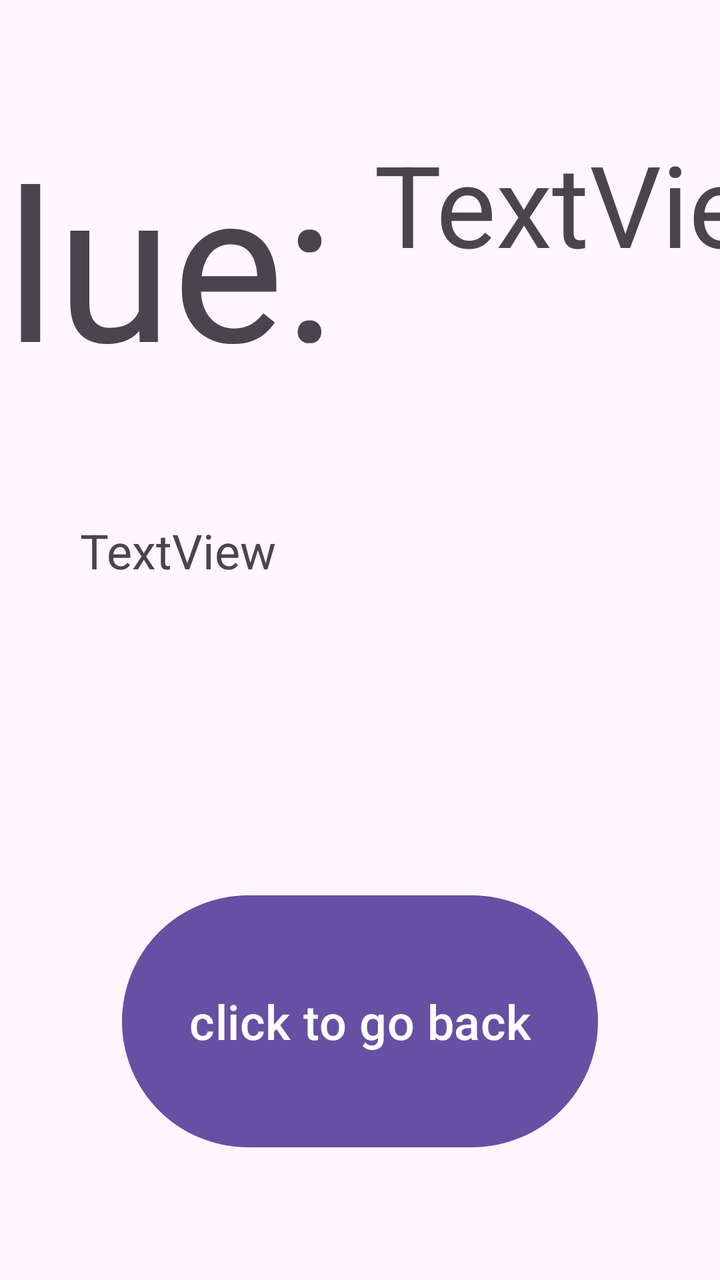
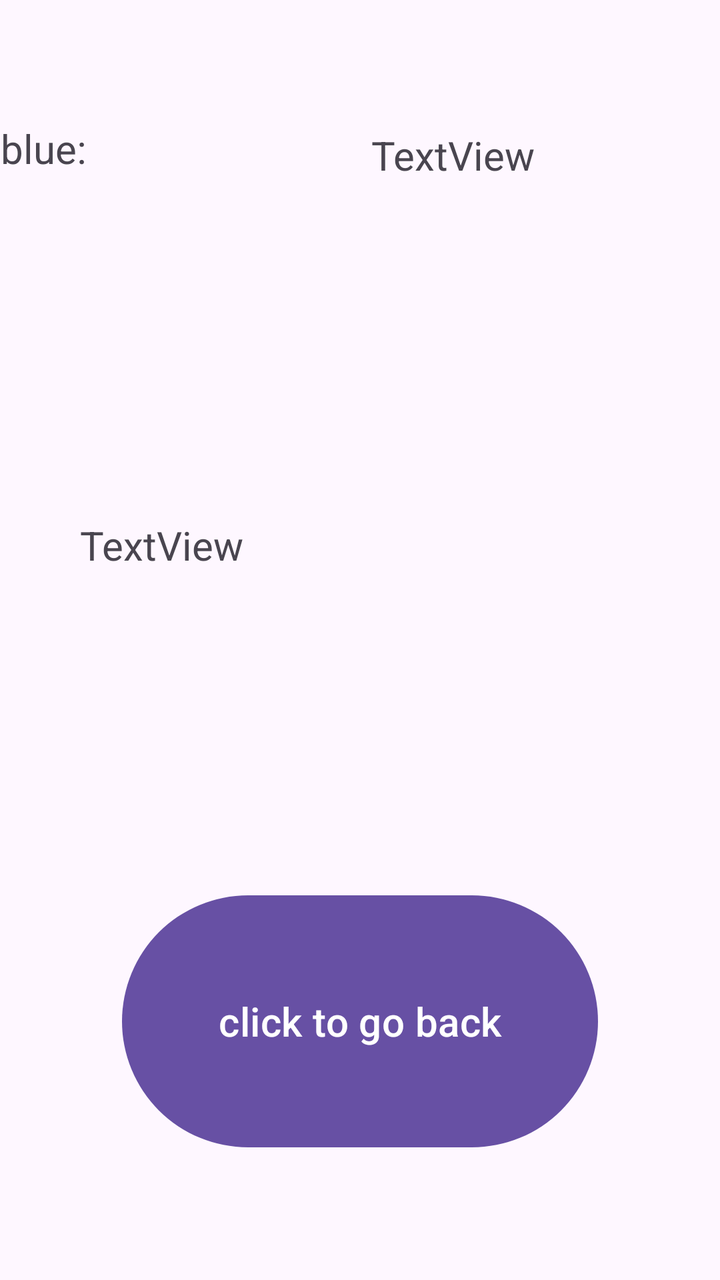

Compare the two renders of this Android layout. The source of the first and the diff that turns it into the second are given below.
<!-- AndroidManifest.xml: application theme Theme.Mission12 -->
<!-- res/layout/activity_results.xml -->
<?xml version="1.0" encoding="utf-8"?>
<androidx.constraintlayout.widget.ConstraintLayout xmlns:android="http://schemas.android.com/apk/res/android"
    xmlns:app="http://schemas.android.com/apk/res-auto"
    xmlns:tools="http://schemas.android.com/tools"
    android:layout_width="match_parent"
    android:layout_height="match_parent">

    <TextView
        android:id="@+id/blueScore"
        android:layout_width="230dp"
        android:layout_height="131dp"
        android:text="TextView"
        android:textSize="24sp"
        app:autoSizeTextType="uniform"
        app:layout_constraintBottom_toTopOf="@+id/winner"
        app:layout_constraintEnd_toEndOf="parent"
        app:layout_constraintHorizontal_bias="0.5"
        app:layout_constraintStart_toEndOf="@+id/redScore"
        app:layout_constraintTop_toTopOf="parent" />

    <TextView
        android:id="@+id/redScore"
        android:layout_width="244dp"
        android:layout_height="140dp"
        android:text="blue:"
        android:textSize="24sp"
        app:autoSizeTextType="uniform"
        app:layout_constraintBottom_toTopOf="@+id/winner"
        app:layout_constraintEnd_toStartOf="@+id/blueScore"
        app:layout_constraintHorizontal_bias="0.5"
        app:layout_constraintStart_toStartOf="parent"
        app:layout_constraintTop_toTopOf="parent" />

    <TextView
        android:id="@+id/winner"
        android:layout_width="280dp"
        android:layout_height="122dp"
        android:text="TextView"
        android:textSize="24sp"
        app:layout_constraintBottom_toBottomOf="parent"
        app:layout_constraintEnd_toEndOf="parent"
        app:layout_constraintStart_toStartOf="parent"
        app:layout_constraintTop_toTopOf="parent" />

    <Button
        android:id="@+id/back"
        android:layout_width="238dp"
        android:layout_height="134dp"
        android:text="click to go back"
        android:textSize="24sp"
        app:layout_constraintBottom_toBottomOf="parent"
        app:layout_constraintEnd_toEndOf="parent"
        app:layout_constraintStart_toStartOf="parent"
        app:layout_constraintTop_toBottomOf="@+id/winner" />

</androidx.constraintlayout.widget.ConstraintLayout>
<!-- resources referenced by this layout -->
<resources>
  <style name="Theme.Mission12" parent="Base.Theme.Mission12" />
  <style name="Base.Theme.Mission12" parent="Theme.Material3.DayNight.NoActionBar">
          
          
      </style>
</resources>

<!-- the commit's change to res/layout/activity_results.xml (unified diff, before → after) -->
@@ -7,11 +7,11 @@
 
     <TextView
         android:id="@+id/blueScore"
-        android:layout_width="230dp"
+        android:layout_width="174dp"
         android:layout_height="131dp"
         android:text="TextView"
-        android:textSize="24sp"
-        app:autoSizeTextType="uniform"
+        android:textSize="20sp"
+        app:autoSizeTextType="none"
         app:layout_constraintBottom_toTopOf="@+id/winner"
         app:layout_constraintEnd_toEndOf="parent"
         app:layout_constraintHorizontal_bias="0.5"
@@ -20,11 +20,11 @@
 
     <TextView
         android:id="@+id/redScore"
-        android:layout_width="244dp"
-        android:layout_height="140dp"
+        android:layout_width="185dp"
+        android:layout_height="138dp"
         android:text="blue:"
-        android:textSize="24sp"
-        app:autoSizeTextType="uniform"
+        android:textSize="20sp"
+        app:autoSizeTextType="none"
         app:layout_constraintBottom_toTopOf="@+id/winner"
         app:layout_constraintEnd_toStartOf="@+id/blueScore"
         app:layout_constraintHorizontal_bias="0.5"
@@ -36,7 +36,7 @@
         android:layout_width="280dp"
         android:layout_height="122dp"
         android:text="TextView"
-        android:textSize="24sp"
+        android:textSize="20sp"
         app:layout_constraintBottom_toBottomOf="parent"
         app:layout_constraintEnd_toEndOf="parent"
         app:layout_constraintStart_toStartOf="parent"
@@ -47,7 +47,7 @@
         android:layout_width="238dp"
         android:layout_height="134dp"
         android:text="click to go back"
-        android:textSize="24sp"
+        android:textSize="20sp"
         app:layout_constraintBottom_toBottomOf="parent"
         app:layout_constraintEnd_toEndOf="parent"
         app:layout_constraintStart_toStartOf="parent"
